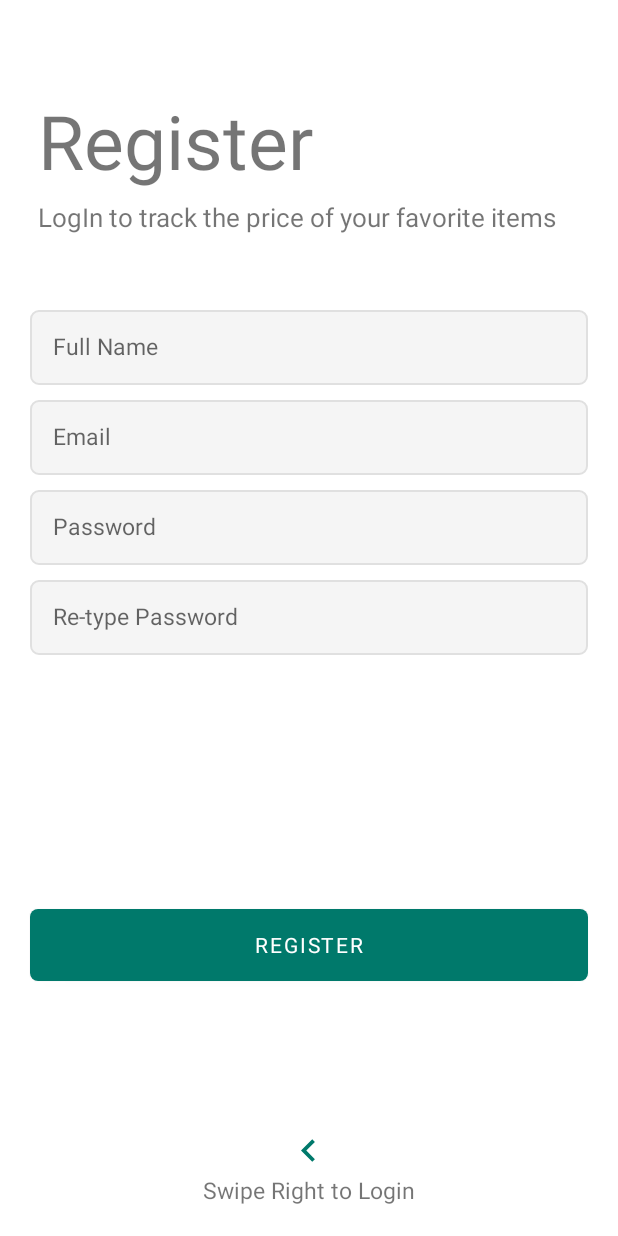
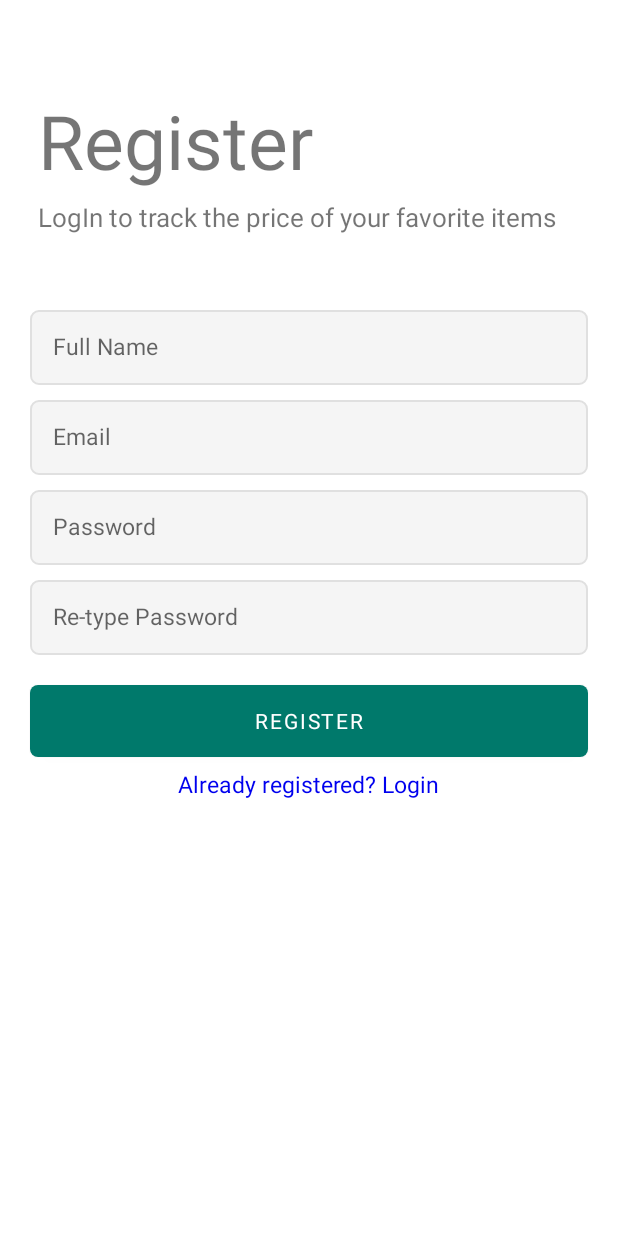
Before and after one commit to joenjogu/jumia-price-tracker, an Android app: the fragment RegisterFragment shown on its own in the app's theme, on a phone screen of 412 x 824 dp. Run offline under Robolectric (Android 15) with nearby library versions, the phone set to English and light mode, and no system bars.

```diff
--- a/app/src/main/java/com/example/jpt_demo/MainActivity.kt
+++ b/app/src/main/java/com/example/jpt_demo/MainActivity.kt
@@ -15,6 +15,8 @@ class MainActivity : AppCompatActivity() {
     override fun onCreate(savedInstanceState: Bundle?) {
         super.onCreate(savedInstanceState)
         setContentView(R.layout.activity_main)
+
+
 
         toolbar.setTitle("Jumia Price Tracker")
         setSupportActionBar(toolbar)
--- a/app/src/main/res/layout/fragment_register.xml
+++ b/app/src/main/res/layout/fragment_register.xml
@@ -93,7 +93,7 @@
             android:id="@+id/btn_register"
             android:layout_width="match_parent"
             android:layout_height="wrap_content"
-            android:layout_centerInParent="true"
+            android:layout_marginTop="20dp"
             android:layout_marginLeft="20dp"
             android:layout_marginRight="20dp"
             android:layout_marginBottom="30dp"
@@ -102,22 +102,18 @@
             android:text="@string/register"
             android:textColor="@android:color/white" />
 
-        <ImageView
-            android:layout_width="30dp"
-            android:layout_height="30dp"
-            android:src="@drawable/ic_arrow_left"
-            android:layout_above="@id/swipeLeft"
-            android:layout_centerHorizontal="true"/>
-
         <TextView
             android:id="@+id/swipeLeft"
+            android:textColor="@color/colorHyperlink"
+            android:clickable="true"
+            android:focusable="true"
             android:layout_width="wrap_content"
             android:layout_height="wrap_content"
-            android:layout_alignParentBottom="true"
             android:layout_centerHorizontal="true"
+            android:layout_marginTop="75dp"
             android:layout_marginBottom="20dp"
             android:fontFamily="sans-serif"
-            android:text="@string/swipe_right_to_login"
+            android:text="@string/already_registered_login"
             android:textSize="15sp" />
 
     </RelativeLayout>
--- a/app/src/main/res/values/colors.xml
+++ b/app/src/main/res/values/colors.xml
@@ -3,4 +3,5 @@
     <color name="colorPrimary">#00796b</color>
     <color name="colorPrimaryDark">#00695C</color>
     <color name="colorAccent">#FF4081</color>
+    <color name="colorHyperlink">#0000EE</color>
 </resources>
--- a/app/src/main/res/values/strings.xml
+++ b/app/src/main/res/values/strings.xml
@@ -6,11 +6,11 @@
     <string name="overflow">overflow</string>
     <string name="settings">Settings</string>
     <string name="logout">Logout</string>
-    <string name="swipe_left_to_register">Swipe Left to Register</string>
+    <string name="not_registered">Not registered? Register Here</string>
     <string name="login">Login</string>
     <string name="password">Password</string>
     <string name="e_mail">Email</string>
-    <string name="swipe_right_to_login">Swipe Right to Login</string>
+    <string name="already_registered_login">Already registered? Login</string>
     <string name="register">Register</string>
     <string name="re_type_password">Re-type Password</string>
     <string name="your_name">Full Name</string>
```
Also changed, not shown: app/src/main/res/layout/fragment_login.xml (+3 -9 lines).
